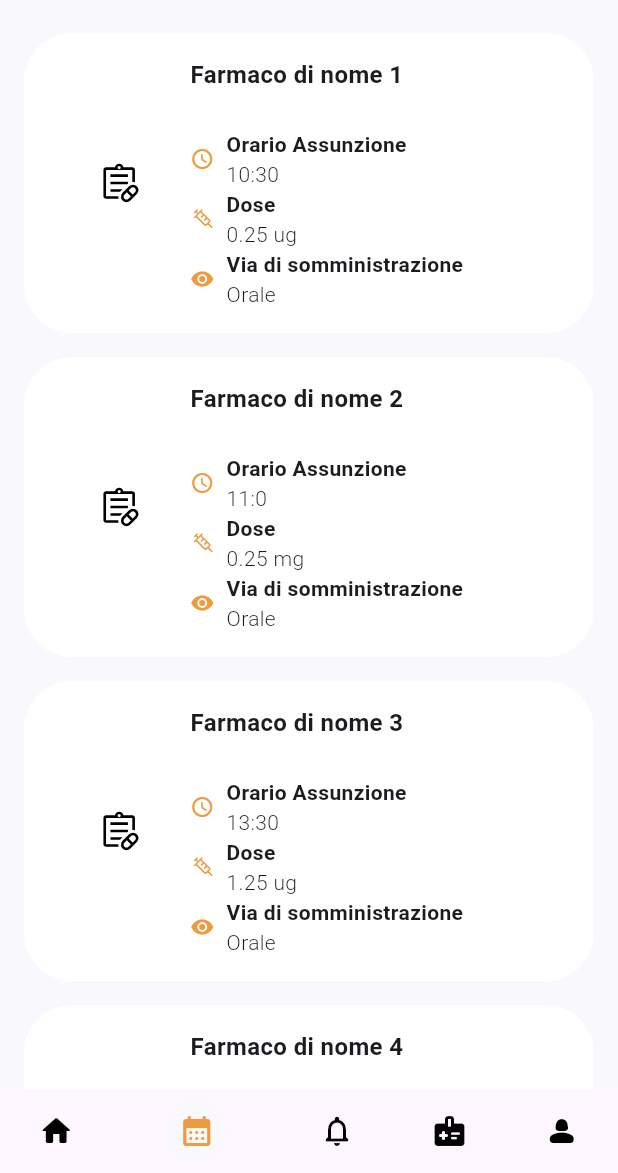
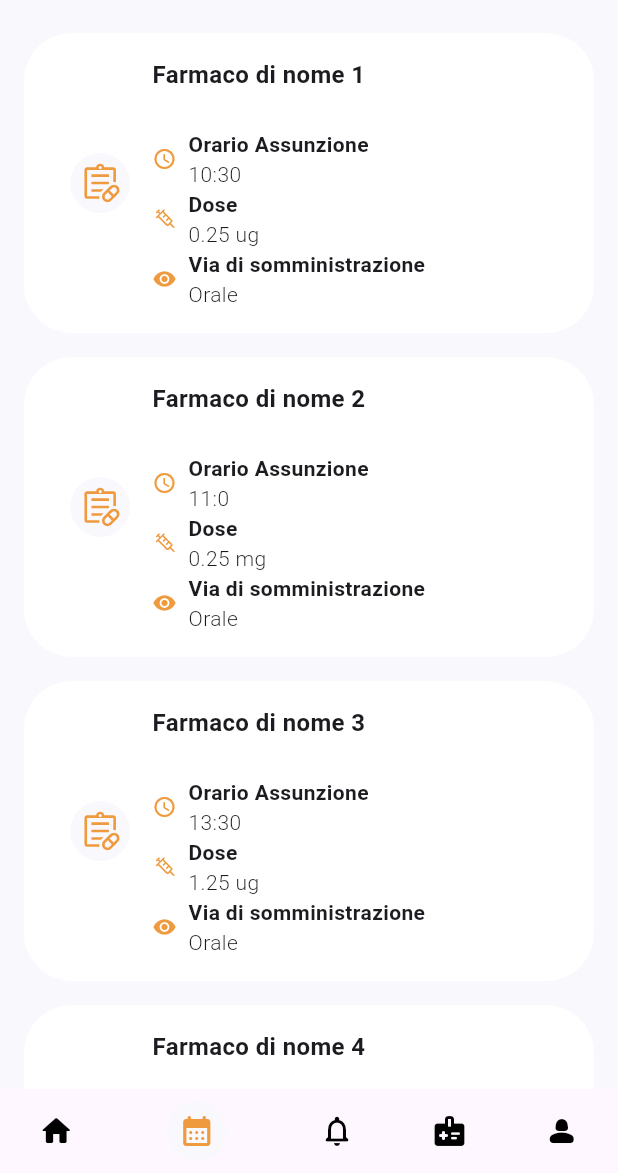
Before and after one commit to C01-GlucoseGuardian/mobileApp, a Flutter app: the screen it shows after launch, item 2 of the bottom bar chosen, on a phone screen of 412 x 824 dp, the part 63-1236 px from its top. Run offline on Flutter 3.47's test engine with Material 2 defaults, Android fonts, the phone set to English and light mode, and no system bars; drawn by our look-alikes of flutter_slidable; our stand-ins replace email_validator, fl_chart, flutter_otp_text_field, flutter_svg; missing offline and left inert: passwordfield.

Commit message:
Update Agenda Card for better UI consistency

```diff
--- a/lib/screens/paziente_agenda.dart
+++ b/lib/screens/paziente_agenda.dart
@@ -54,13 +54,16 @@ class DrugCard extends StatelessWidget {
         child: Row(
           children: [
             Expanded(
-              flex: 3,
+              flex: 2,
               child: Center(
-                child: SvgPicture.asset(
-                  kPrescriptionsIcon,
-                  color: Colors.black,
-                  width: 28,
-                  height: 28,
+                child: CircleAvatar(
+                  backgroundColor: kBackgroundColor,
+                  child: SvgPicture.asset(
+                    kPrescriptionsIcon,
+                    color: kOrangePrimary,
+                    width: 28,
+                    height: 28,
+                  ),
                 ),
               ),
             ),
```
